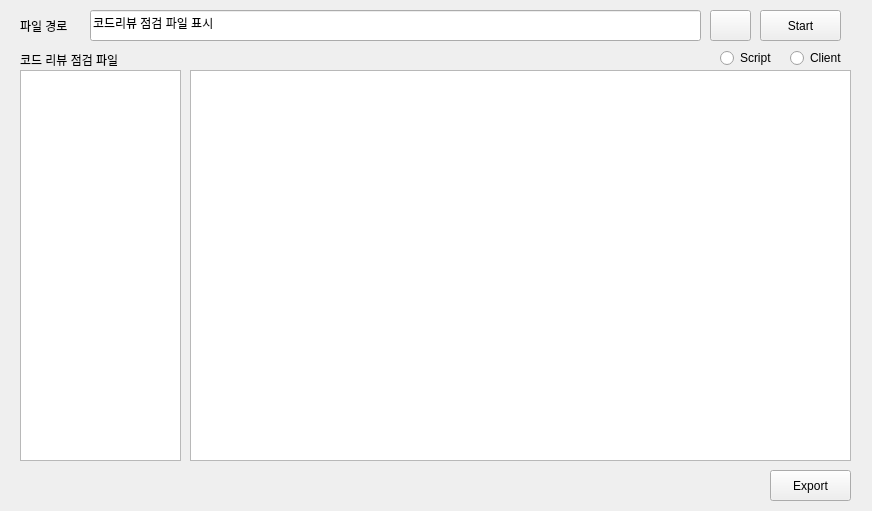
Old version of the form CodeReviewTool/CodeReviewCheck.ui in the repository kimhopepa/PythonPjt.
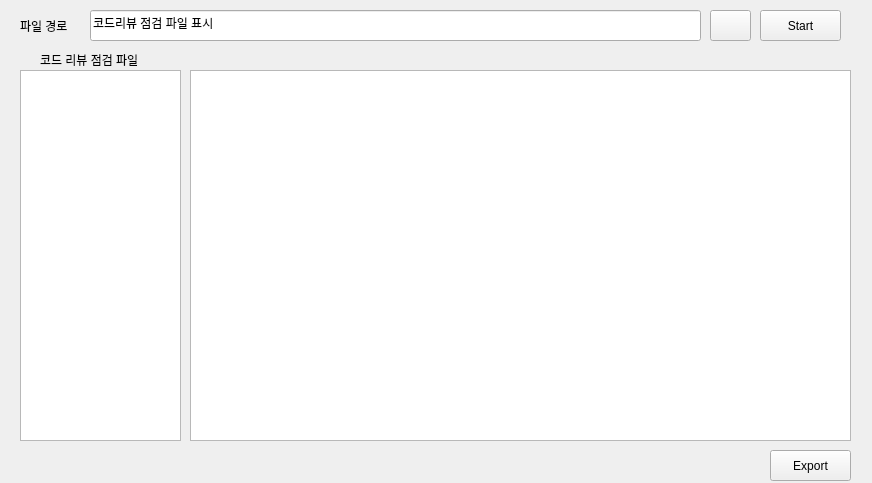
New version of the form. Icons and pictures are not drawn.

```diff
--- a/CodeReviewTool/CodeReviewCheck.ui
+++ b/CodeReviewTool/CodeReviewCheck.ui
@@ -7,7 +7,7 @@
     <x>0</x>
     <y>0</y>
     <width>872</width>
-    <height>511</height>
+    <height>483</height>
    </rect>
   </property>
   <property name="sizePolicy">
@@ -26,6 +26,9 @@
   <property name="autoFillBackground">
    <bool>true</bool>
   </property>
+  <property name="styleSheet">
+   <string notr="true"/>
+  </property>
   <widget class="QLineEdit" name="lineEdit_Path">
    <property name="geometry">
     <rect>
@@ -88,7 +91,7 @@
    <property name="geometry">
     <rect>
      <x>770</x>
-     <y>470</y>
+     <y>450</y>
      <width>81</width>
      <height>31</height>
     </rect>
@@ -97,39 +100,13 @@
     <string extracomment="sdfasf">Export</string>
    </property>
   </widget>
-  <widget class="QRadioButton" name="radioButton_CLI">
-   <property name="geometry">
-    <rect>
-     <x>790</x>
-     <y>50</y>
-     <width>61</width>
-     <height>16</height>
-    </rect>
-   </property>
-   <property name="text">
-    <string>Client</string>
-   </property>
-  </widget>
-  <widget class="QRadioButton" name="radioButton_SVR">
-   <property name="geometry">
-    <rect>
-     <x>720</x>
-     <y>50</y>
-     <width>61</width>
-     <height>16</height>
-    </rect>
-   </property>
-   <property name="text">
-    <string>Script</string>
-   </property>
-  </widget>
   <widget class="QTableWidget" name="tableWidget">
    <property name="geometry">
     <rect>
      <x>190</x>
      <y>70</y>
      <width>661</width>
-     <height>391</height>
+     <height>371</height>
     </rect>
    </property>
    <property name="frameShape">
@@ -175,7 +152,7 @@
      <x>20</x>
      <y>70</y>
      <width>161</width>
-     <height>391</height>
+     <height>371</height>
     </rect>
    </property>
    <property name="frameShape">
@@ -222,9 +199,9 @@
    <property name="geometry">
     <rect>
      <x>20</x>
-     <y>20</y>
+     <y>10</y>
      <width>56</width>
-     <height>12</height>
+     <height>31</height>
     </rect>
    </property>
    <property name="text">
@@ -234,9 +211,9 @@
   <widget class="QLabel" name="label_selected_file_name">
    <property name="geometry">
     <rect>
-     <x>20</x>
+     <x>40</x>
      <y>50</y>
-     <width>161</width>
+     <width>121</width>
      <height>20</height>
     </rect>
    </property>
```
